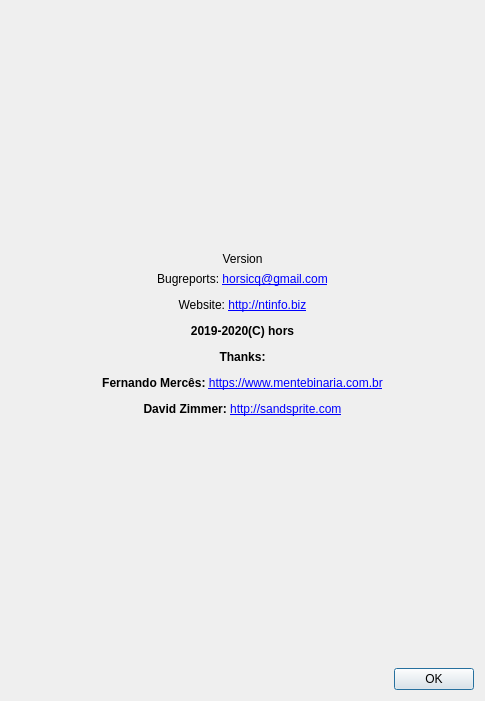
This is gui_source/dialogabout.ui in horsicq/XPEViewer as Qt 5 draws it before an edit. The edited form follows.
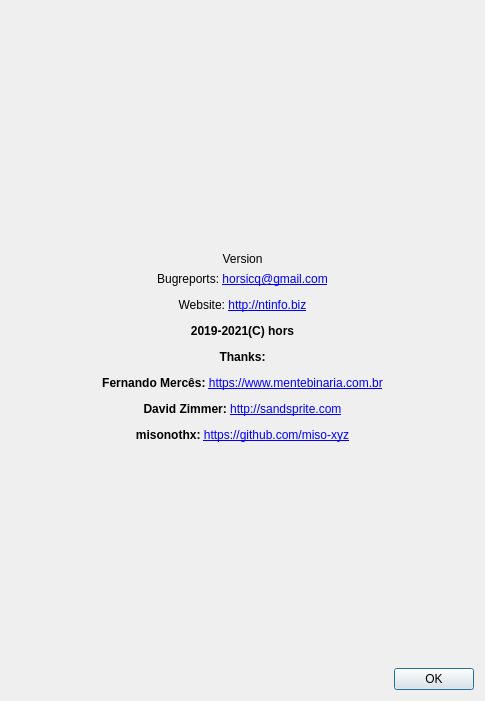
This is the edited form. Icons and pictures are not drawn.

```diff
--- a/gui_source/dialogabout.ui
+++ b/gui_source/dialogabout.ui
@@ -52,7 +52,7 @@
    <item>
     <widget class="QLabel" name="labelInfo">
      <property name="text">
-      <string notr="true">&lt;html&gt;&lt;head/&gt;&lt;body&gt;&lt;p align=&quot;center&quot;&gt;Bugreports: &lt;a href=&quot;mailto:horsicq@gmail.com&quot;&gt;&lt;span style=&quot; text-decoration: underline; color:#0000ff;&quot;&gt;horsicq@gmail.com&lt;/span&gt;&lt;/a&gt;&lt;/p&gt;&lt;p align=&quot;center&quot;&gt;Website: &lt;a href=&quot;http://ntinfo.biz&quot;&gt;&lt;span style=&quot; text-decoration: underline; color:#0000ff;&quot;&gt;http://ntinfo.biz&lt;/span&gt;&lt;/a&gt;&lt;/p&gt;&lt;p align=&quot;center&quot;&gt;&lt;span style=&quot; font-weight:600;&quot;&gt;2019-2020(C) hors&lt;/span&gt;&lt;/p&gt;&lt;p align=&quot;center&quot;&gt;&lt;span style=&quot; font-weight:600;&quot;&gt;Thanks:&lt;/span&gt;&lt;/p&gt;&lt;p align=&quot;center&quot;&gt;&lt;span style=&quot; font-weight:600;&quot;&gt;Fernando Mercês: &lt;/span&gt;&lt;a href=&quot;https://www.mentebinaria.com.br/&quot;&gt;&lt;span style=&quot; text-decoration: underline; color:#0000ff;&quot;&gt;https://www.mentebinaria.com.br&lt;/span&gt;&lt;/a&gt;&lt;/p&gt;&lt;p align=&quot;center&quot;&gt;&lt;span style=&quot; font-weight:600;&quot;&gt;David Zimmer: &lt;/span&gt;&lt;a href=&quot;http://sandsprite.com/&quot;&gt;&lt;span style=&quot; text-decoration: underline; color:#0000ff;&quot;&gt;http://sandsprite.com&lt;/span&gt;&lt;/a&gt;&lt;/p&gt;&lt;/body&gt;&lt;/html&gt;</string>
+      <string notr="true">&lt;html&gt;&lt;head/&gt;&lt;body&gt;&lt;p align=&quot;center&quot;&gt;Bugreports: &lt;a href=&quot;mailto:horsicq@gmail.com&quot;&gt;&lt;span style=&quot; text-decoration: underline; color:#0000ff;&quot;&gt;horsicq@gmail.com&lt;/span&gt;&lt;/a&gt;&lt;/p&gt;&lt;p align=&quot;center&quot;&gt;Website: &lt;a href=&quot;http://ntinfo.biz&quot;&gt;&lt;span style=&quot; text-decoration: underline; color:#0000ff;&quot;&gt;http://ntinfo.biz&lt;/span&gt;&lt;/a&gt;&lt;/p&gt;&lt;p align=&quot;center&quot;&gt;&lt;span style=&quot; font-weight:600;&quot;&gt;2019-2021(C) hors&lt;/span&gt;&lt;/p&gt;&lt;p align=&quot;center&quot;&gt;&lt;span style=&quot; font-weight:600;&quot;&gt;Thanks:&lt;/span&gt;&lt;/p&gt;&lt;p align=&quot;center&quot;&gt;&lt;span style=&quot; font-weight:600;&quot;&gt;Fernando Mercês: &lt;/span&gt;&lt;a href=&quot;https://www.mentebinaria.com.br/&quot;&gt;&lt;span style=&quot; text-decoration: underline; color:#0000ff;&quot;&gt;https://www.mentebinaria.com.br&lt;/span&gt;&lt;/a&gt;&lt;/p&gt;&lt;p align=&quot;center&quot;&gt;&lt;span style=&quot; font-weight:600;&quot;&gt;David Zimmer: &lt;/span&gt;&lt;a href=&quot;http://sandsprite.com/&quot;&gt;&lt;span style=&quot; text-decoration: underline; color:#0000ff;&quot;&gt;http://sandsprite.com&lt;/span&gt;&lt;/a&gt;&lt;/p&gt;&lt;p align=&quot;center&quot;&gt;&lt;span style=&quot; font-weight:600;&quot;&gt;misonothx: &lt;/span&gt;&lt;a href=&quot;https://github.com/miso-xyz&quot;&gt;&lt;span style=&quot; text-decoration: underline; color:#0000ff;&quot;&gt;https://github.com/miso-xyz&lt;/span&gt;&lt;/a&gt;&lt;/p&gt;&lt;/body&gt;&lt;/html&gt;</string>
      </property>
      <property name="textFormat">
       <enum>Qt::AutoText</enum>
```
